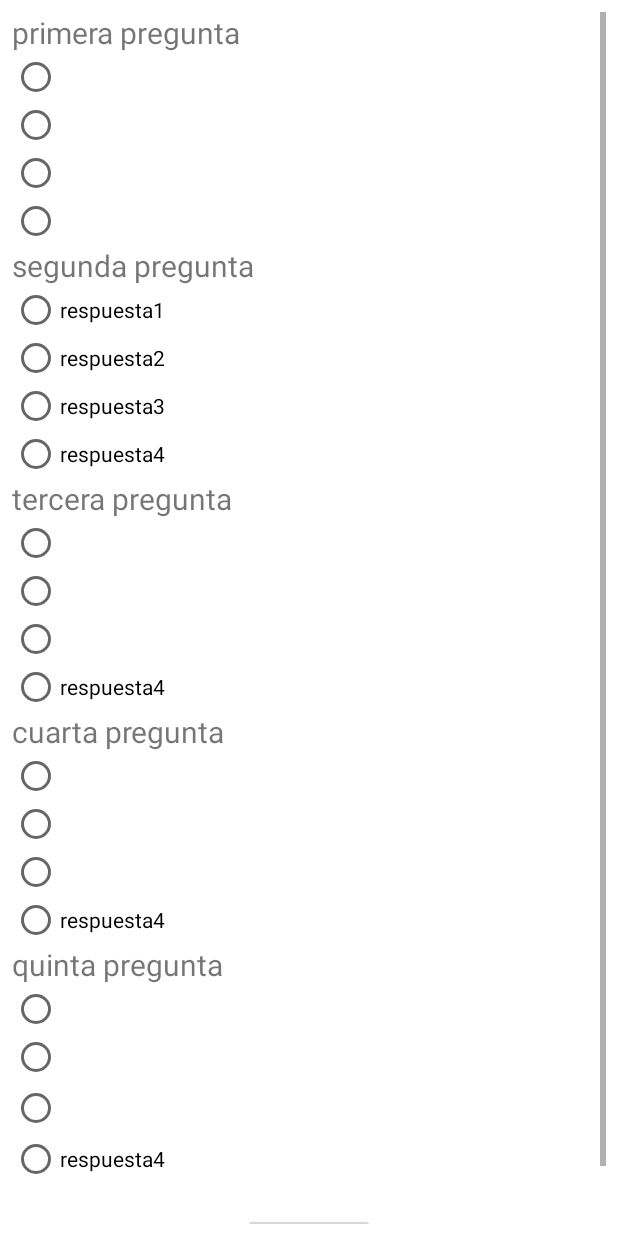
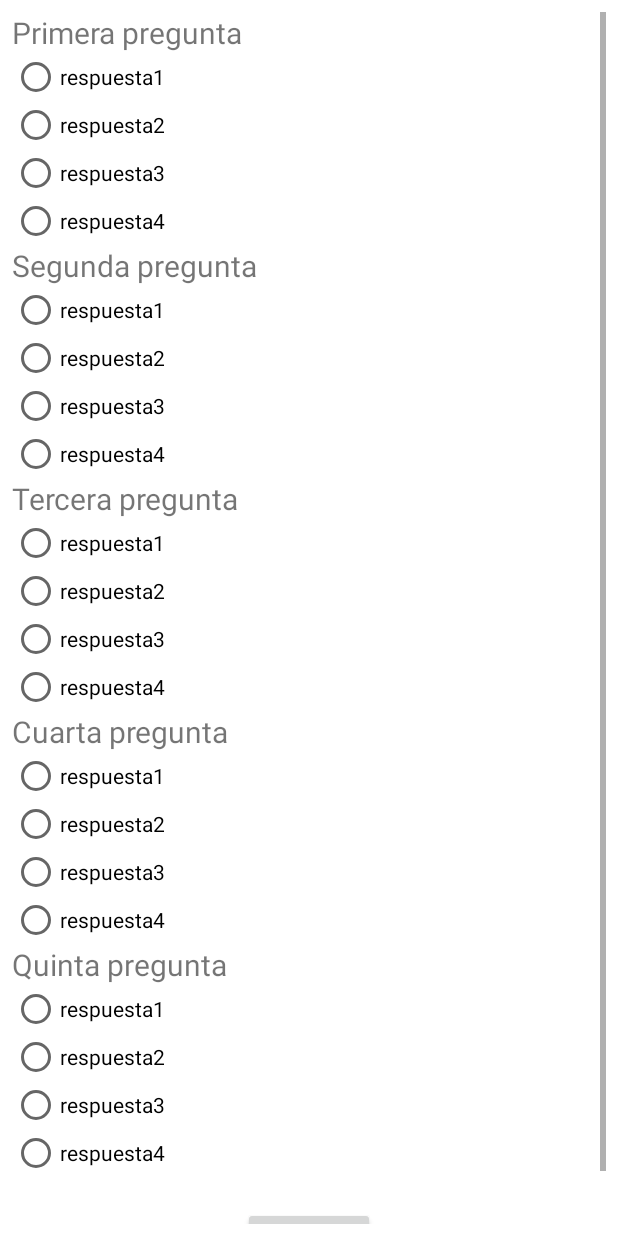
Before and after one commit to felipej9805/Practico2, an Android app: the Encuesta screen opened directly, with no data from a screen before it, on a phone screen of 412 x 824 dp. Run offline under Robolectric (Android 15) with nearby library versions, the phone set to English and light mode, and no system bars; 4 statements that could not run were skipped.

```diff
--- a/app/src/main/res/layout/activity_encuesta.xml
+++ b/app/src/main/res/layout/activity_encuesta.xml
@@ -1,9 +1,10 @@
 <?xml version="1.0" encoding="utf-8"?>
-<LinearLayout android:layout_width="match_parent" android:layout_height="match_parent"
+<LinearLayout xmlns:android="http://schemas.android.com/apk/res/android"
+    android:layout_width="match_parent"
+    android:layout_height="match_parent"
+    android:background="#FFFFFF"
     android:orientation="vertical"
-    android:background="#FFFFFF"
-    android:padding="8dp"
-    xmlns:android="http://schemas.android.com/apk/res/android">
+    android:padding="8dp">
 
     <ScrollView
         android:layout_width="match_parent"
@@ -14,137 +15,170 @@
             android:layout_height="wrap_content"
             android:orientation="vertical">
 
+            <!-- PREGUNTA 1-->
             <TextView
-                android:layout_width="wrap_content"
+                android:layout_width="match_parent"
                 android:layout_height="wrap_content"
-                android:text="primera pregunta"
+                android:text="Primera pregunta"
                 android:textSize="20sp" />
 
             <RadioGroup
-                android:id="@+id/group1"
+                android:id="@+id/pregunta1"
                 android:layout_width="wrap_content"
                 android:layout_height="wrap_content" />
 
             <RadioButton
+                android:id="@+id/resp_1A"
+                android:layout_width="wrap_content"
+                android:layout_height="wrap_content"
+                android:text="respuesta1" />
+
+            <RadioButton
+                android:id="@+id/resp_1B"
+                android:layout_width="wrap_content"
+                android:layout_height="wrap_content"
+                android:text="respuesta2" />
+
+            <RadioButton
+                android:id="@+id/resp_1C"
+                android:layout_width="wrap_content"
+                android:layout_height="wrap_content"
+                android:text="respuesta3"
+
+                />
+
+            <RadioButton
+                android:id="@+id/resp_1D"
+                android:layout_width="wrap_content"
+                android:layout_height="wrap_content"
+                android:text="respuesta4"
+
+                />
+
+            <!--PREGUNTA 2-->
+            <TextView
+                android:layout_width="wrap_content"
+                android:layout_height="wrap_content"
+                android:text="Segunda pregunta"
+                android:textSize="20sp" />
+
+            <RadioGroup
+                android:id="@+id/pregunta2"
                 android:layout_width="wrap_content"
                 android:layout_height="wrap_content" />
 
             <RadioButton
+                android:id="@+id/resp_2A"
                 android:layout_width="wrap_content"
-                android:layout_height="wrap_content" />
-
-            <RadioButton
-                android:layout_width="wrap_content"
-                android:layout_height="wrap_content" />
-
-            <RadioButton
-                android:layout_width="wrap_content"
-                android:layout_height="wrap_content" />
-
-
-            <TextView
-                android:layout_width="wrap_content"
-                android:layout_height="wrap_content"
-                android:text="segunda pregunta"
-                android:textSize="20sp" />
-
-            <RadioGroup
-                android:id="@+id/group2"
-                android:layout_width="wrap_content"
-                android:layout_height="wrap_content" />
-
-            <RadioButton
-                android:id="@+id/check_a"
-                android:layout_width="match_parent"
                 android:layout_height="wrap_content"
                 android:onClick="selectItem"
                 android:text="respuesta1" />
 
             <RadioButton
-                android:id="@+id/check_b"
-                android:layout_width="match_parent"
+                android:id="@+id/resp_2B"
+                android:layout_width="wrap_content"
                 android:layout_height="wrap_content"
                 android:onClick="selectItem"
                 android:text="respuesta2" />
 
             <RadioButton
-                android:id="@+id/check_c"
-                android:layout_width="match_parent"
+                android:id="@+id/resp_2C"
+                android:layout_width="wrap_content"
                 android:layout_height="wrap_content"
                 android:onClick="selectItem"
                 android:text="respuesta3" />
 
             <RadioButton
-                android:id="@+id/check_d"
-                android:layout_width="match_parent"
+                android:id="@+id/resp_2D"
+                android:layout_width="wrap_content"
                 android:layout_height="wrap_content"
                 android:onClick="selectItem"
                 android:text="respuesta4" />
 
+
+            <!--TERCERA PREGUNTA-->
             <TextView
                 android:layout_width="match_parent"
                 android:layout_height="wrap_content"
-                android:text="tercera pregunta"
+                android:text="Tercera pregunta"
                 android:textSize="20sp" />
 
             <RadioGroup
-                android:id="@+id/group3"
+                android:id="@+id/pregunta3"
                 android:layout_width="wrap_content"
-                android:layout_height="wrap_content" />
+                android:layout_height="wrap_content"
+                />
 
             <RadioButton
+                android:id="@+id/resp_3A"
                 android:layout_width="wrap_content"
-                android:layout_height="wrap_content" />
+                android:layout_height="wrap_content"
+                android:text="respuesta1" />
 
             <RadioButton
+                android:id="@+id/resp_3B"
                 android:layout_width="wrap_content"
-                android:layout_height="wrap_content" />
+                android:layout_height="wrap_content"
+                android:text="respuesta2" />
 
             <RadioButton
+                android:id="@+id/resp_3C"
                 android:layout_width="wrap_content"
-                android:layout_height="wrap_content" />
+                android:layout_height="wrap_content"
+                android:text="respuesta3"
+
+                />
 
             <RadioButton
-                android:id="@+id/check_ddd"
-                android:layout_width="match_parent"
+                android:id="@+id/resp_3D"
+                android:layout_width="wrap_content"
                 android:layout_height="wrap_content"
                 android:text="respuesta4" />
 
+
+            <!--CUARTA PREGUNTA-->
             <TextView
                 android:layout_width="match_parent"
                 android:layout_height="wrap_content"
-                android:text="cuarta pregunta"
+                android:text="Cuarta pregunta"
                 android:textSize="20sp" />
 
             <RadioGroup
-                android:id="@+id/group4"
+                android:id="@+id/pregunta4"
                 android:layout_width="wrap_content"
                 android:layout_height="wrap_content" />
 
 
             <RadioButton
+                android:id="@+id/resp_4A"
                 android:layout_width="wrap_content"
-                android:layout_height="wrap_content" />
+                android:layout_height="wrap_content"
+                android:text="respuesta1" />
 
             <RadioButton
+                android:id="@+id/resp_4B"
                 android:layout_width="wrap_content"
-                android:layout_height="wrap_content" />
+                android:layout_height="wrap_content"
+                android:text="respuesta2" />
 
             <RadioButton
+                android:id="@+id/resp_4C"
                 android:layout_width="wrap_content"
-                android:layout_height="wrap_content" />
+                android:layout_height="wrap_content"
+                android:text="respuesta3" />
 
             <RadioButton
-                android:id="@+id/checkd"
-                android:layout_width="match_parent"
+                android:id="@+id/resp_4D"
+                android:layout_width="wrap_content"
                 android:layout_height="wrap_content"
                 android:onClick="selectItem"
                 android:text="respuesta4" />
 
+            <!--PREGUNTA CINCO-->
             <TextView
                 android:layout_width="match_parent"
                 android:layout_height="wrap_content"
-                android:text="quinta pregunta"
+                android:text="Quinta pregunta"
                 android:textSize="20sp" />
 
             <RadioGroup
@@ -153,35 +187,41 @@
                 android:layout_height="wrap_content" />
 
             <RadioButton
+                android:id="@+id/resp_5A"
                 android:layout_width="wrap_content"
-                android:layout_height="wrap_content" />
+                android:layout_height="wrap_content"
+                android:text="respuesta1" />
 
             <RadioButton
+                android:id="@+id/resp_5B"
                 android:layout_width="wrap_content"
-                android:layout_height="wrap_content" />
+                android:layout_height="wrap_content"
+                android:text="respuesta2" />
 
             <RadioButton
+                android:id="@+id/resp_5C"
                 android:layout_width="wrap_content"
-                android:layout_height="36dp" />
+                android:layout_height="wrap_content"
+                android:text="respuesta3" />
 
             <RadioButton
-                android:id="@+id/check"
-                android:layout_width="match_parent"
+                android:id="@+id/resp_5D"
+                android:layout_width="wrap_content"
                 android:layout_height="wrap_content"
                 android:text="respuesta4" />
 
             <Button
+                android:id="@+id/bt_enviar"
                 android:layout_width="wrap_content"
                 android:layout_height="wrap_content"
-                android:text="Submit"
+                android:layout_gravity="center_horizontal"
                 android:layout_marginTop="20dp"
-                android:layout_gravity="center_horizontal"
-                android:onClick="onClick_Submit"/>
+                android:onClick="onClick_Submit"
+                android:text="Enviar" />
 
         </LinearLayout>
 
     </ScrollView>
 
 
-
 </LinearLayout>
```
